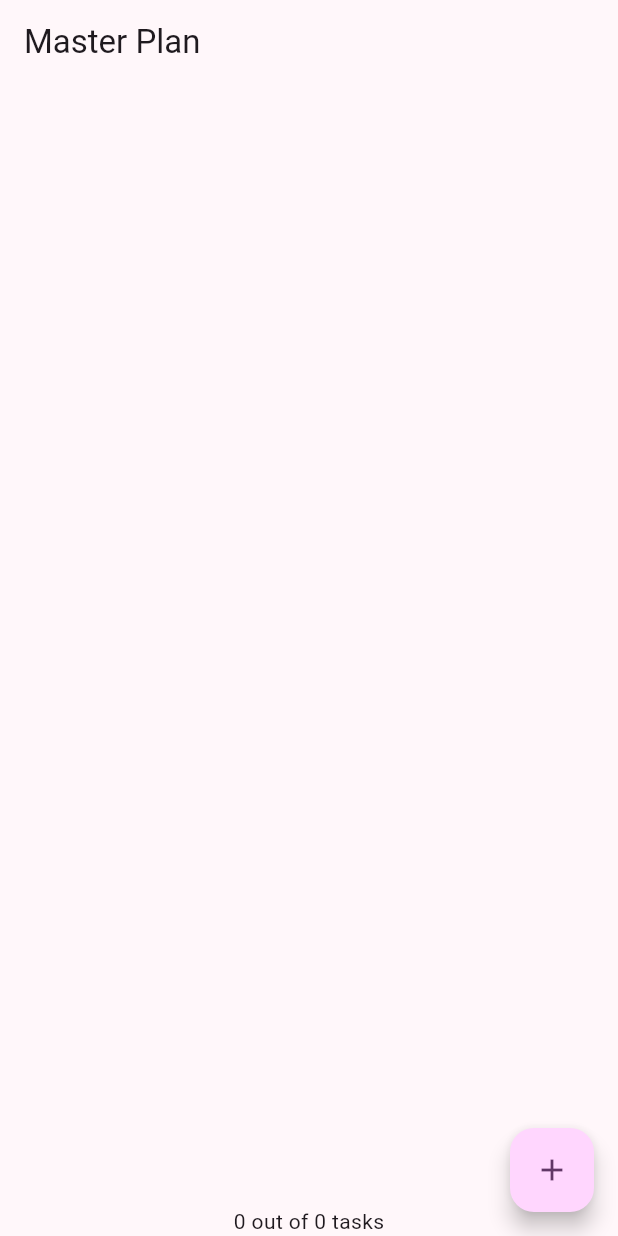
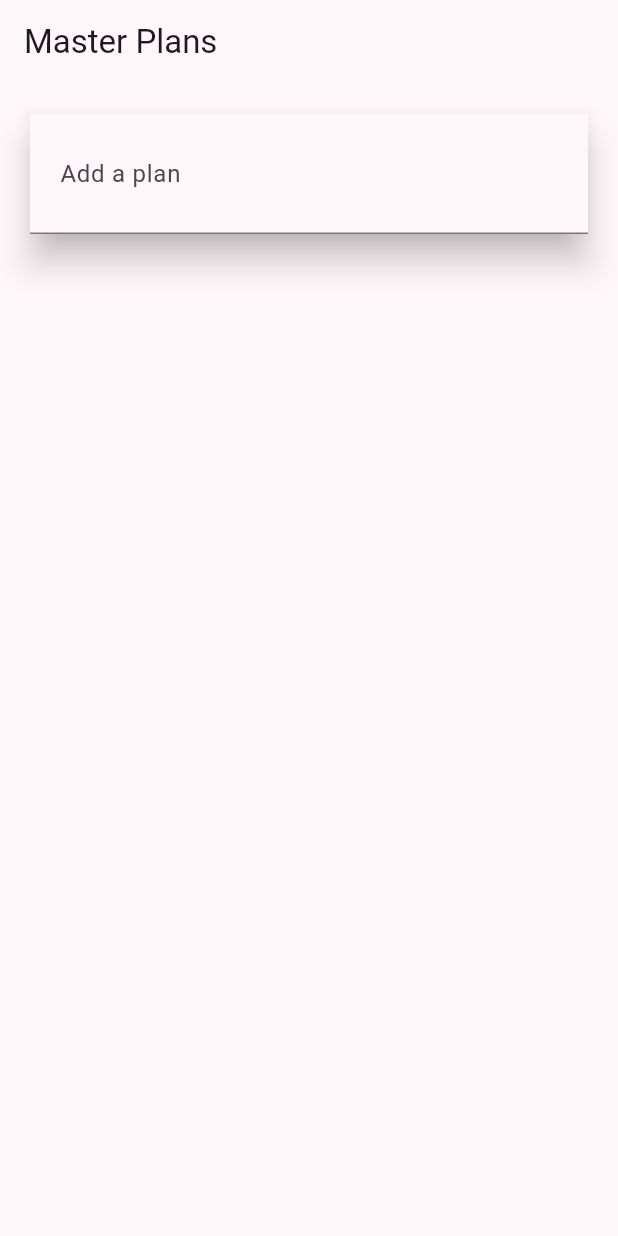
Before and after one commit to thisfren/Flutter-Cookbook, a Flutter app: the screen it shows after launch, on a phone screen of 412 x 824 dp. Run offline on Flutter 3.47's test engine with Material 3 defaults, Android fonts, the phone set to English and light mode, and no system bars; our stand-ins replace google_fonts.

Commit message:
Multi-screen provider done.

```diff
--- a/Ch. 6/master_plan/lib/main.dart
+++ b/Ch. 6/master_plan/lib/main.dart
@@ -1,9 +1,17 @@
 // lib/main.dart
+/*
+ * The main takeaway from this recipe is the importance of proper widget tree construction.
+ * When you push a new route onto Navigator, you are essentially replacing every widget that lives underneath MaterialApp.
+ * If PlanProvider was a child of MaterialApp, it would be destroyed when pushing the new route, making all its data inaccessible to the next widget.
+ * If you have an InheritedWidget that only needs to provide data for a single screen, then placing it lower in the widget tree is optimal.
+ * However, if this same data needs to be accessed across multiple screens, it has to be placed above our Navigator.
+ */
 
 import 'package:flutter/material.dart' show BuildContext, ColorScheme, Colors, MaterialApp, StatelessWidget, ThemeData, Widget, runApp;
 
-import 'package:master_plan/plan_provider.dart';
-import './views/plan_screen.dart';
+import 'plan_provider.dart';
+// import '/views/plan_screen.dart';
+import 'views/plan_creator_screen.dart';
 
 
 void main() => runApp(MasterPlanApp());
@@ -14,10 +22,18 @@ class MasterPlanApp extends StatelessWidget {
 
   @override
   Widget build(BuildContext context) {
+    /*
     return MaterialApp(
       theme: ThemeData(colorScheme: ColorScheme.fromSeed(seedColor: Colors.purple), useMaterial3: true),
       // home: PlanScreen()
       home: PlanProvider(child: PlanScreen())
     );
+    */
+    return PlanProvider(
+      child: MaterialApp(
+        theme: ThemeData(colorScheme: ColorScheme.fromSeed(seedColor: Colors.purple), useMaterial3: true),
+        home: PlanCreatorScreen()
+      )
+    );
   }
 }
--- a/Ch. 6/master_plan/lib/plan_provider.dart
+++ b/Ch. 6/master_plan/lib/plan_provider.dart
@@ -16,7 +16,8 @@ Their job isn't to render anything on the screen, but to pass data down to lower
 Just like any other widget in Flutter, InheritedWidgets can also have child widgets.
 */
 class PlanProvider extends InheritedWidget {
-  final plan = Plan(); // First, we define an object that will store the plans
+  // final plan = Plan(); // First, we define an object that will store the plans
+  final plans = <Plan>[]; // Update the PlanProvider class so that it can handle multiple plans
 
   /*
   Then, we define a default unnamed constructor, which takes in a key and a child, and passes them to the superclass (super).
@@ -39,7 +40,7 @@ class PlanProvider extends InheritedWidget {
   /*
   To make the data accessible from anywhere in the app, we need to create our first of-context method.
   */
-  static Plan? of(BuildContext context) {
+  static List<Plan>? of(BuildContext context) {
     /*
     Here, you are using the context's dependOnInheritedWidgetOfExactType method to kick off the tree traversal process.
     Flutter will start from the widget that owns this context and travel upward until it finds a PlanProvider.
@@ -50,6 +51,6 @@ class PlanProvider extends InheritedWidget {
     */
     final provider =
       context.dependOnInheritedWidgetOfExactType<PlanProvider>();
-    return provider?.plan;
+    return provider?.plans;
   }
 }
--- /dev/null
+++ b/Ch. 6/master_plan/lib/views/plan_creator_screen.dart
@@ -0,0 +1,122 @@
+// lib/views/plan_creator_screen.dart
+
+import 'package:flutter/material.dart' show AppBar, BuildContext, Colors, Column, EdgeInsets, Expanded, FocusNode, FocusScope, Icon, Icons, InputDecoration, ListTile, ListView, MainAxisAlignment, Material, MaterialPageRoute, Navigator, Padding, Scaffold, State, StatefulWidget, Text, TextEditingController, TextField, Theme, Widget;
+
+import '../models/plan.dart';
+import '../plan_provider.dart';
+import 'plan_screen.dart';
+
+
+class PlanCreatorScreen extends StatefulWidget {
+  const PlanCreatorScreen({super.key});
+
+  @override
+  State<PlanCreatorScreen> createState() => _PlanCreatorScreenState();
+}
+
+
+class _PlanCreatorScreenState extends State<PlanCreatorScreen> {
+  final textController = TextEditingController();
+
+  /*
+  This screen will have a TextField at the top and a list of plans underneath it.
+  */
+  @override
+  Widget build(BuildContext context) {
+    return Scaffold(
+      appBar: AppBar(title: Text('Master Plans')),
+      body: Column(children: <Widget>[
+        _buildListCreator(),
+        Expanded(child: _buildMasterPlans())
+      ])
+    );
+  }
+
+  /*
+  The _buildListCreator method constructs a TextField and calls a function to add a plan when the user taps Enter on their keyboard.
+  We're going to wrap TextField in a Material widget to make the field pop out.
+  */
+  Widget _buildListCreator() {
+    return Padding(
+      padding: const EdgeInsets.all(20),
+      child: Material(
+        color: Theme.of(context).cardColor,
+        elevation: 10,
+        child: TextField(
+          controller: textController,
+          decoration: InputDecoration(
+            labelText: 'Add a plan',
+            contentPadding: EdgeInsets.all(20)
+          ),
+          onEditingComplete: addPlan,
+        )
+      )
+    );
+  }
+
+  /*
+  The addPlan method will check whether the user actually typed something into the field and will then reset the screen
+  */
+  void addPlan() {
+    final text = textController.text;
+    if (text.isEmpty) {
+      return;
+    }
+
+    final plan = Plan()..name = text;
+    PlanProvider.of(context)?.add(plan);
+
+    textController.clear();
+
+    FocusScope.of(context).requestFocus(FocusNode());
+
+    setState(() {});
+  }
+
+
+  /*
+  We can create a ListView that will read the data from PlanProvider and print it onto the screen.
+  This component will also be aware of its content and return the appropriate set of widgets.
+  */
+  Widget _buildMasterPlans() {
+    final plans = PlanProvider.of(context);
+
+    if (plans == null) {
+      return Column(
+        mainAxisAlignment: MainAxisAlignment.center,
+        children: <Widget>[
+          Icon(Icons.note, size: 100, color: Colors.grey),
+          Text(
+            'You do not have any plans yet.',
+            style: Theme.of(context).textTheme.headlineMedium
+          )
+        ]
+      );
+    }
+
+    return ListView.builder(
+      itemCount: plans.length,
+      itemBuilder: (context, index) {
+        final plan = plans[index];
+        return ListTile(
+          title: Text(plan.name),
+          subtitle: Text(plan.completenessMessage),
+          onTap: () {
+            Navigator.of(context).push(
+              MaterialPageRoute(
+                builder: (_) => PlanScreen(plan: plan)
+              )
+            );
+          }
+        );
+      }
+    );
+  }
+
+
+  @override
+  void dispose() {
+    textController.dispose();
+    super.dispose();
+  }
+}
--- a/Ch. 6/master_plan/lib/views/plan_screen.dart
+++ b/Ch. 6/master_plan/lib/views/plan_screen.dart
@@ -1,18 +1,25 @@
 // lib/views/plan_screen.dart
 
-import 'package:flutter/material.dart' show AppBar, BuildContext, Checkbox, Expanded, FloatingActionButton, FocusNode, FocusScope, Icon, Icons, ListTile, ListView, SafeArea, Scaffold, ScrollController, State, StatefulWidget, Text, TextField, TextFormField, Widget;
-import 'package:flutter/src/widgets/basic.dart';
+import 'package:flutter/material.dart' show AppBar, BuildContext, Checkbox, Column, Expanded, FloatingActionButton, FocusNode, FocusScope, Icon, Icons, ListTile, ListView, SafeArea, Scaffold, ScrollController, State, StatefulWidget, Text, TextFormField, Widget;
 import 'package:master_plan/plan_provider.dart' show PlanProvider;
 
 import '../models/data_layer.dart';
 
 
 class PlanScreen extends StatefulWidget {
+  final Plan plan;
+
+  const PlanScreen({
+    super.key,
+    required this.plan
+  });
+
   @override
   State createState() => _PlanScreenState();
 }
 
 class _PlanScreenState extends State<PlanScreen> {
+  Plan get plan => widget.plan;
   // final plan = Plan();
   late ScrollController scrollController;
 
@@ -27,7 +34,7 @@ class _PlanScreenState extends State<PlanScreen> {
 
   @override
   Widget build(BuildContext context) {
-    final plan = PlanProvider.of(context);
+    // final plan = PlanProvider.of(context);
 
     return Scaffold(
       appBar: AppBar(title: Text('Master Plan')),
@@ -46,7 +53,7 @@ class _PlanScreenState extends State<PlanScreen> {
   }
 
   Widget _buildAddTaskButton() {
-    final plan = PlanProvider.of(context);
+    // final plan = PlanProvider.of(context);
 
     return FloatingActionButton(
       onPressed: () {
@@ -59,7 +66,7 @@ class _PlanScreenState extends State<PlanScreen> {
   }
 
   Widget _buildList() {
-    final plan = PlanProvider.of(context);
+    // final plan = PlanProvider.of(context);
 
     return ListView.builder( // The ListView widget (the view) queries the Plan class (the model) to figure out how many items there are
       controller: scrollController,
```
Also changed, not shown: 1 other file.
